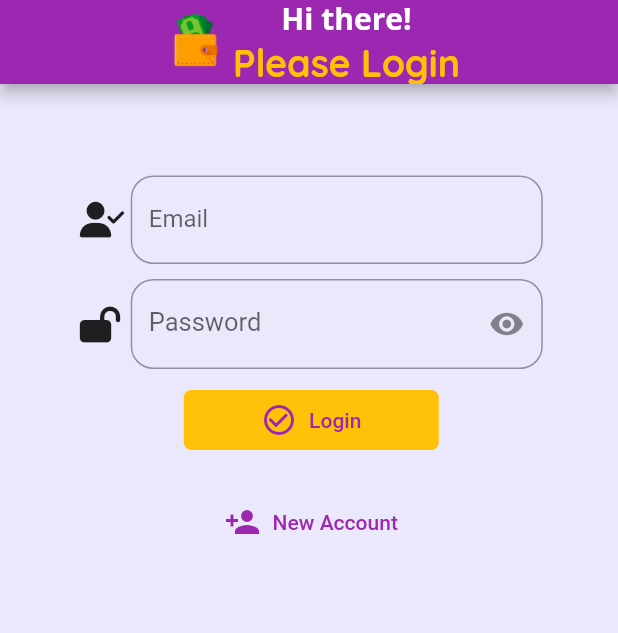
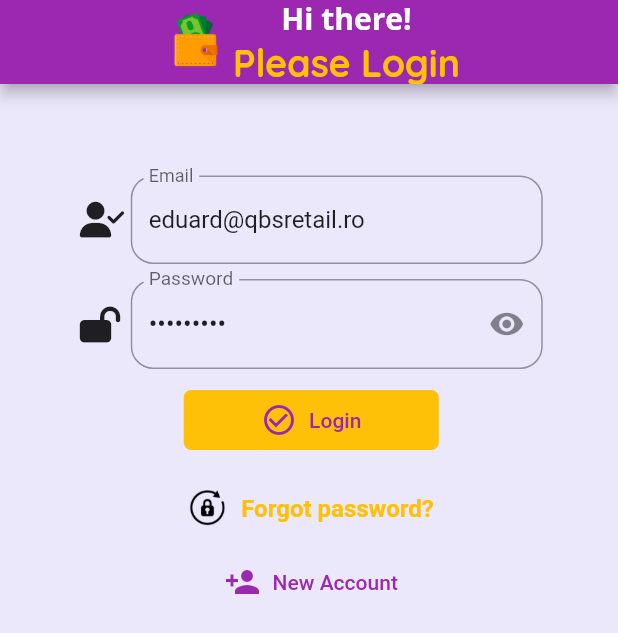
Before and after one commit to Eduard118/expenses_app, a Flutter app: the screen it shows after launch, on a phone screen of 412 x 824 dp. Shown: the top 633 px of the screen. Run offline on Flutter 3.47's test engine with Material 2 defaults, Android fonts, the phone set to English and light mode, and no system bars; drawn by our look-alikes of flutter_typeahead; our stand-ins replace cloud_firestore, firebase_auth, firebase_core, font_awesome_flutter, shared_preferences; accounts and stored records are empty.

Commit message:
adding the firebase part- day3

```diff
--- a/lib/loginPages/createAcc.dart
+++ b/lib/loginPages/createAcc.dart
@@ -48,6 +48,7 @@ class _RegisterState extends State<Register> {
   Widget build(BuildContext context) {
 
     return Builder(builder: (context) => Scaffold(
+      backgroundColor: Color(0xffEBE8FC),
       appBar: AppBar(
         centerTitle: true,
         title: Padding(
@@ -81,7 +82,7 @@ class _RegisterState extends State<Register> {
         ),
       ),
       body: Padding(
-        padding: const EdgeInsets.all(10),
+        padding: const EdgeInsets.only(top: 50, bottom: 10),
         child: Form(
           key: _formKey,
           child:
--- a/lib/loginPages/login.dart
+++ b/lib/loginPages/login.dart
@@ -1,10 +1,12 @@
 import 'package:expensesapp/loginPages/createAcc.dart';
 import 'package:expensesapp/screens/myHomePage.dart';
 import 'package:expensesapp/services/auth.dart';
+import 'package:expensesapp/services/globals.dart';
 import 'package:firebase_auth/firebase_auth.dart';
 import 'package:flutter/material.dart';
 import 'package:flutter_typeahead/flutter_typeahead.dart';
 import 'package:font_awesome_flutter/font_awesome_flutter.dart';
+import 'package:expensesapp/services/forgotPassword.dart';
 
 class Login extends StatefulWidget {
   const Login({Key? key}) : super(key: key);
@@ -21,8 +23,8 @@ class _LoginState extends State<Login> {
 
   String _smode = 'p';
 
-  TextEditingController _psswController = TextEditingController();
-  TextEditingController _emailController = TextEditingController();
+  TextEditingController _psswController = TextEditingController(text: "qbsr3tail");
+  TextEditingController _emailController = TextEditingController(text: "eduard@qbsretail.ro");
 
   FocusNode focusNodeEmail = new FocusNode();
   FocusNode focusNodePassword = new FocusNode();
@@ -58,6 +60,13 @@ class _LoginState extends State<Login> {
     FocusScope.of(context).unfocus();
     await Navigator.push(
         context, MaterialPageRoute(builder: (context) => Register(usEmail: _emailController.text,)));
+  }
+
+  //password reset
+  Future<void> forgotPassword(BuildContext context) async {
+    FocusScope.of(context).unfocus();
+    await Navigator.push(
+        context, MaterialPageRoute(builder: (context) => PasswordRecover(usEmail: _emailController.text,)));
   }
 
   Widget build(BuildContext context) {
@@ -137,7 +146,9 @@ class _LoginState extends State<Login> {
                                         decoration: const InputDecoration(
                                           border: OutlineInputBorder(
                                               borderRadius: BorderRadius.all(
-                                                  Radius.circular(15.0))),
+                                                  Radius.circular(15.0)
+                                              )
+                                          ),
                                           labelText: 'Email',
                                         ),
                                         onSubmitted: (value) {
@@ -254,6 +265,42 @@ class _LoginState extends State<Login> {
                           ),
                           Center(
                             child: Container(
+                              height: 30,
+                              child: Center(
+                                child: MouseRegion(
+                                  cursor: SystemMouseCursors.click,
+                                    child: Row(
+                                      mainAxisAlignment: MainAxisAlignment.center,
+                                      children: <Widget>[
+                                        Container(
+                                            child: Image.asset('assets/images/forgotPassword.png',
+                                                height: 25, width: 25, fit: BoxFit.cover)
+                                        ),
+                                        Padding(
+                                          padding: const EdgeInsets.only(left: 10),
+                                          child: InkWell(
+                                            child: Text('Forgot password?',
+                                                style: TextStyle(
+                                                    color: Theme.of(context).colorScheme.secondary,
+                                                    fontSize: 16,
+                                                    fontWeight: FontWeight.bold,
+                                                )
+                                            ),
+                                            onTap: () async{ return await forgotPassword(context);},
+
+                                          ),
+                                        ),
+                                      ],
+                                    ),
+                                ),
+                              ),
+                            ),
+                          ),
+                          Container(
+                            height: 10,
+                          ),
+                          Center(
+                            child: Container(
                               width: 170,
                               child: TextButton.icon(
                                 icon: Icon(Icons.person_add),
@@ -284,7 +331,7 @@ class _LoginState extends State<Login> {
       if(!RegExp(r"(^[a-zA-Z0-9_.+-]+@[a-zA-Z0-9-]+\.[a-zA-Z0-9-.]+$)").hasMatch(email)){
         ScaffoldMessenger.of(context).showSnackBar(
             const SnackBar(
-              content: Text("si_snack_invalidEmail"),
+              content: Text('Please enter your account'),
               backgroundColor: Colors.red,
             ));
         focusNodeEmail.requestFocus();
@@ -293,9 +340,10 @@ class _LoginState extends State<Login> {
       else {
         ScaffoldMessenger.of(context).showSnackBar(
             const SnackBar(
-              content: Text("si_snack_invalidPass"),
+              content: Text('Invalid password'),
               backgroundColor: Colors.red,
-            ));
+            )
+        );
         focusNodePassword.requestFocus();
         _psswController.value = _psswController.value.copyWith(selection: TextSelection(baseOffset: 0, extentOffset: _psswController.text.length));
       }
@@ -338,6 +386,7 @@ class _LoginState extends State<Login> {
     if(result!= null){
       if(result != false){
 
+        Globals.email = email;
         await Navigator.push(context, MaterialPageRoute(builder: (context)=>
             MyHomePage()));
       }
@@ -348,140 +397,130 @@ class _LoginState extends State<Login> {
 
     }
   }
+  /*try {
+  String scompany;
+  if (lDemo) {
+  scompany = demoDb;
+  }
+  else {
+  scompany = _companyController.text.trim();
+  if (Util.isEmpty(scompany)!) {
+  throw new CustomException(Util.mesaje(context, 'fillCompany'));
+  }
+  }
+
+  _emailController.text = _emailController.text.trim();
+  String email;
+  if (lDemo) {
+  email = demoEmail;
+  }
+  else {
+  if (Util.isEmpty(_emailController.text)!) {
+  throw new CustomException(Util.mesaje(context, 'fillEmail'));
+  }
+  email = _emailController.text;
+  }
+
+  _psswController.text = _psswController.text.trim();
+  String? pssw;
+  if (lDemo) {
+  pssw = demoPsw;
+  }
+  else if (biometricCall || autologin) {
+  pssw = _psswController.text.isEmpty ? Globals.usPssw : _psswController.text;
+  }
+  else {
+  if (_psswController.text.isEmpty) {
+  throw new CustomException(Util.mesaje(context, 'wrongPassword'));
+  }
+  pssw = _psswController.text;
+  }
+
+  setState((){
+  _smode = '*';
+  });
+
+  firebaseUser = (await FirebaseAuth.instance.signInWithEmailAndPassword(email: email, password: pssw!)).user;
+
+  if (firebaseUser!.emailVerified) {
+
+  AutentificateCU.context = context;
+  if (scompany != Globals.qSN) {
+  // societatea introdusa difera de cea din autentificarea anterioara,
+  // deci autentificare obligatorie de pe WS
+  if (!await AutentificateCU.authCompWs(
+  scompany,
+  companyOptions: _companyOptions, emailOptions: _emailOptions)) {
+  throw new CustomException(AutentificateCU.message);
+  }
+  }
+  else if (!await AutentificateCU.authCompP(scompany)) {
+  throw new CustomException(AutentificateCU.message);
+  }
+
+  if (await AutentificateCU.authUser(usEmail: email, usPssw: pssw)) {
+  if (!lDemo && !biometricCall && !autologin) {
+  // scrie parametrii cititi in fisierul de stare
+  Globals.qSN = scompany;
+  await SettingsHelpr.setString('qSN', Globals.qSN);
+  Globals.usEmail = _emailController.text;
+  await SettingsHelpr.setString('usEmail', Globals.usEmail);
+  Globals.usPssw = _psswController.text;
+  await SettingsHelpr.setString('usPssw', Pr.encode(_psswController.text));
+
+  if (_companyOptions.indexOf(Globals.qSN!) < 0) {
+  _companyOptions.add(Globals.qSN!);
+  await SettingsHelpr.setString('companyOptions', '$_companyOptions');
+  }
+
+  if (_emailOptions.indexOf(Globals.usEmail!) < 0) {
+  _emailOptions.add(Globals.usEmail!);
+  await SettingsHelpr.setString('emailOptions', '$_emailOptions');
+  }
+  }
+
+  // lanseaza modulul de start
+  await Navigator.push(
+  context,
+  MaterialPageRoute(
+  builder: (context) =>
+  Hello(message: Util.mesaje(context, 'S1Ana Assist'))
+  )
+  );
+
+  }
+  else {
+  throw new CustomException(AutentificateCU.message);
+  }
+  }
+  else {
+  throw new CustomException('${Util.mesaje(context, 'accountNotActivated')}\n\n${Util.mesaje(context, 'acctivateAccount')}');
+  }
+  }
+  catch (e, stacktrace) {
+  setState(() {
+  _smode = 'l';
+  });
+  if (e is CustomException) {
+  dispMsg(e.message, context);
+  } else if (e is PlatformException) {
+  if (e.code == 'ERROR_WRONG_PASSWORD') {
+  dispMsg(Util.mesaje(context, 'invalidPassw'), context);
+  } else if (e.code == 'ERROR_NETWORK_REQUEST_FAILED') {
+  dispMsg(Util.mesaje(context, 'noInternetConnection'), context);
+  } else {
+  dispMsg(Util.mesaje(context, 'invalidCredentials'), context);
+  }
+  } else if (e is FirebaseAuthException) {
+  if (e.code.compareTo('user-not-found') == 0) {
+  dispMsg(Util.mesaje(context, 'noUserFound'), context);
+  }
+  else if (e.code.compareTo('wrong-password') == 0) {
+  dispMsg(Util.mesaje(context, 'wrongPassword'), context);
+  }
+  else {
+  dispMsg(e.message, context);
+  }
+  }
+  }*/
 }
-
-
-
-//   bool? isEmpty (dynamic xval) {
-//     bool? retval;
-//     if (xval == null) {
-//       retval = true;
-//     }
-//     else {
-//       //String stype = xval.runtimeType.toString().toLowerCase();
-//
-//       if (xval is String) {
-//         retval = (xval.trim() == '');
-//       }
-//       else if (xval is int) {
-//         retval = (xval == 0);
-//       }
-//       else if (xval is double) {
-//         retval = (xval == 0);
-//       }
-//       else if (xval  is bool) {
-//         retval = (!xval);
-//       }
-//       else if (xval is List) {
-//         retval = (xval.isEmpty);
-//       }
-//       else if (xval is HashMap) {
-//         retval = (xval.isEmpty);
-//       }
-//     }
-//
-//     return retval;
-//   }
-//
-//   // Login FB + aplicatie
-//   Future<void> _loginFB() async {
-//
-//     FocusScope.of(context).unfocus();
-//     User? firebaseUser;
-//
-//     try {
-//       _emailController.text = _emailController.text.trim();
-//       String email;
-//         if (isEmpty(_emailController.text)!) {
-//           throw CustomException("Completeaza emailul");
-//         }
-//         email = _emailController.text;
-//
-//
-//       _psswController.text = _psswController.text.trim();
-//       String? pssw;
-//         if (_psswController.text.isEmpty) {
-//           throw new CustomException("Completeaza parola");
-//         }
-//         pssw = _psswController.text;
-//       setState((){
-//         _smode = '*';
-//       });
-//
-//       firebaseUser = (await FirebaseAuth.instance.signInWithEmailAndPassword(email: email, password: pssw!)).user;
-//
-//       if (firebaseUser!.emailVerified) {
-//
-//         AutentificateCU.context = context;
-//         if (await AutentificateCU.authUser(usEmail: email, usPssw: pssw)) {
-//           if (!lDemo && !biometricCall && !autologin) {
-//             // scrie parametrii cititi in fisierul de stare
-//             Globals.qSN = scompany;
-//             await SettingsHelpr.setString('qSN', Globals.qSN);
-//             Globals.usEmail = _emailController.text;
-//             await SettingsHelpr.setString('usEmail', Globals.usEmail);
-//             Globals.usPssw = _psswController.text;
-//             await SettingsHelpr.setString('usPssw', Pr.encode(_psswController.text));
-//
-//             if (_companyOptions.indexOf(Globals.qSN!) < 0) {
-//               _companyOptions.add(Globals.qSN!);
-//               await SettingsHelpr.setString('companyOptions', '$_companyOptions');
-//             }
-//
-//             if (_emailOptions.indexOf(Globals.usEmail!) < 0) {
-//               _emailOptions.add(Globals.usEmail!);
-//               await SettingsHelpr.setString('emailOptions', '$_emailOptions');
-//             }
-//           }
-//
-//           // lanseaza modulul de start
-//           await Navigator.push(
-//               context,
-//               MaterialPageRoute(
-//                   builder: (context) =>
-//                       Hello(message: Util.mesaje(context, 'S1Ana Assist'))
-//               )
-//           );
-//
-//         }
-//         else {
-//           throw new CustomException(AutentificateCU.message);
-//         }
-//       }
-//       else {
-//         throw new CustomException('${Util.mesaje(context, 'accountNotActivated')}\n\n${Util.mesaje(context, 'acctivateAccount')}');
-//       }
-//     }
-//     catch (e, stacktrace) {
-//       setState(() {
-//         _smode = 'l';
-//       });
-//       if (e is CustomException) {
-//         dispMsg(e.message, context);
-//       } else if (e is PlatformException) {
-//         if (e.code == 'ERROR_WRONG_PASSWORD') {
-//           dispMsg(Util.mesaje(context, 'invalidPassw'), context);
-//         } else if (e.code == 'ERROR_NETWORK_REQUEST_FAILED') {
-//           dispMsg(Util.mesaje(context, 'noInternetConnection'), context);
-//         } else {
-//           dispMsg(Util.mesaje(context, 'invalidCredentials'), context);
-//         }
-//       } else if (e is FirebaseAuthException) {
-//         if (e.code.compareTo('user-not-found') == 0) {
-//           dispMsg(Util.mesaje(context, 'noUserFound'), context);
-//         }
-//         else if (e.code.compareTo('wrong-password') == 0) {
-//           dispMsg(Util.mesaje(context, 'wrongPassword'), context);
-//         }
-//         else {
-//           dispMsg(e.message, context);
-//         }
-//       }
-//     }
-//   }
-// }
-// class CustomException implements Exception {
-//   final String? errorcode;
-//   final String? message;
-//   CustomException(this.message, {this.errorcode});
-// }
--- /dev/null
+++ b/lib/services/globals.dart
@@ -0,0 +1,4 @@
+class Globals{
+  static String email = "";
+  static String password = " ";
+}
--- a/lib/widgets/chart.dart
+++ b/lib/widgets/chart.dart
@@ -5,7 +5,7 @@ import 'package:intl/intl.dart';
 import 'chart_bar.dart';
 
 class Chart extends StatefulWidget {
-  List<Transaction> recentTransactions;
+  List<TransactionModel> recentTransactions;
 
   Chart(this.recentTransactions, {required Key key}) : super(key: key);
 
@@ -15,14 +15,14 @@ class Chart extends StatefulWidget {
 
 class ChartState extends State<Chart> {
 
-  late List<Transaction> recentTransactions;
+  late List<TransactionModel> recentTransactions;
 
   @override
   void initState() {
     recentTransactions = widget.recentTransactions;
   }
 
-  void updateRecentTransaction(List<Transaction> auxTrans){
+  void updateRecentTransaction(List<TransactionModel> auxTrans){
     setState((){
       recentTransactions = auxTrans;
     });
--- a/pubspec.yaml
+++ b/pubspec.yaml
@@ -15,7 +15,7 @@ publish_to: 'none' # Remove this line if you wish to publish to pub.dev
 # In iOS, build-name is used as CFBundleShortVersionString while build-number used as CFBundleVersion.
 # Read more about iOS versioning at
 # https://developer.apple.com/library/archive/documentation/General/Reference/InfoPlistKeyReference/Articles/CoreFoundationKeys.html
-version: 1.0.0+1
+version: 1.0.1+2
 
 environment:
   sdk: ">=2.16.2 <3.0.0"
@@ -82,6 +82,7 @@ flutter:
     - assets/images/waiting.png
     - assets/images/wallet.png
     - assets/images/newUser.png
+    - assets/images/forgotPassword.png
   #   - images/a_dot_ham.jpeg
 
   # An image asset can refer to one or more resolution-specific "variants", see
```
Also changed, not shown: lib/models/transaction.dart (+34 -8 lines), lib/screens/myHomePage.dart (+76 -22 lines), lib/services/firebaseCRUD.dart (added, +43 -0 lines), lib/services/forgotPassword.dart (added, +152 -0 lines), lib/widgets/new_transaction.dart (+14 -6 lines), lib/widgets/transaction_list.dart (+5 -2 lines), assets/images/forgotPassword.png (added).
